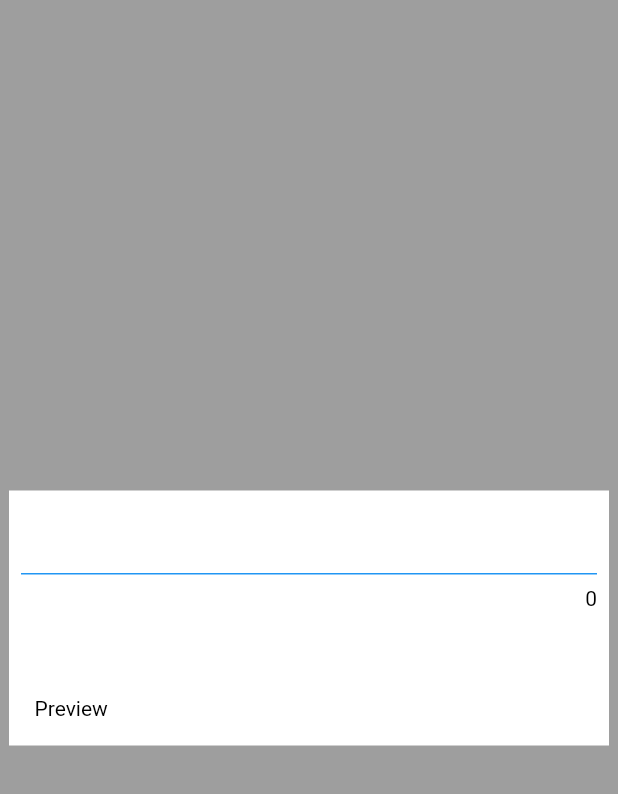
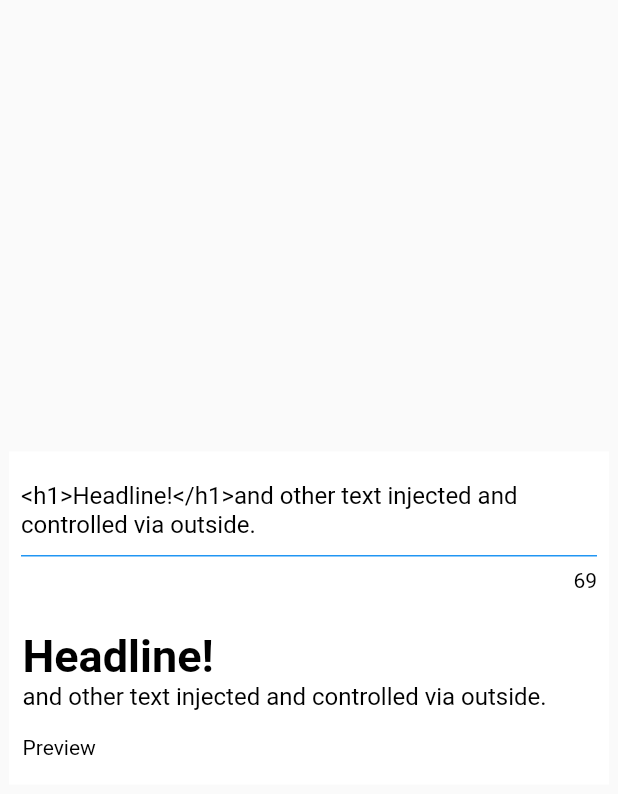
Before and after one commit to herrytco/Flutter-HTML-Editor, a Flutter app: the screen it shows after launch, on a phone screen of 412 x 824 dp. Shown: the top 794 px of the screen. Run offline on Flutter 3.47's test engine with Material 2 defaults, Android fonts, the phone set to English and light mode, and no system bars.

Commit message:
adjustments to controller and initialValue

```diff
--- /dev/null
+++ b/example/lib/external_controller.dart
@@ -0,0 +1,34 @@
+import 'package:flutter/material.dart';
+import 'package:light_html_editor/editor.dart';
+
+class ExternalControllerDemo extends StatefulWidget {
+  const ExternalControllerDemo({Key? key}) : super(key: key);
+
+  @override
+  _ExternalControllerDemoState createState() => _ExternalControllerDemoState();
+}
+
+class _ExternalControllerDemoState extends State<ExternalControllerDemo> {
+  final TextEditingController _controller = TextEditingController();
+
+  @override
+  void initState() {
+    _controller.text =
+        "<h1>Headline!</h1>and other text injected and controlled via outside.";
+    super.initState();
+  }
+
+  @override
+  Widget build(BuildContext context) {
+    return Scaffold(
+      body: Center(
+        child: SizedBox(
+          width: 400,
+          child: RichTextEditor(
+            controller: _controller,
+          ),
+        ),
+      ),
+    );
+  }
+}
--- a/example/lib/main.dart
+++ b/example/lib/main.dart
@@ -1,6 +1,5 @@
+import 'package:example/external_controller.dart';
 import 'package:flutter/material.dart';
-import 'package:light_html_editor/editor.dart';
-import 'package:light_html_editor/placeholder.dart';
 
 void main() {
   runApp(MyApp());
@@ -14,26 +13,7 @@ class MyApp extends StatelessWidget {
       theme: ThemeData(
         primarySwatch: Colors.blue,
       ),
-      home: Scaffold(
-        backgroundColor: Colors.grey,
-        body: Center(
-          child: SizedBox(
-            width: 400,
-            child: RichTextEditor(
-              placeholders: [
-                RichTextPlaceholder(
-                  "VAR",
-                  "Some longer text that got shortened!",
-                ),
-              ],
-              availableColors: ["#ff00ff"],
-              onChanged: (String html) {
-                // do something with the richtext
-              },
-            ),
-          ),
-        ),
-      ),
+      home: ExternalControllerDemo(),
     );
   }
 }
--- /dev/null
+++ b/example/lib/regular.dart
@@ -0,0 +1,30 @@
+import 'package:flutter/material.dart';
+import 'package:light_html_editor/light_html_editor.dart';
+
+class RegularExample extends StatelessWidget {
+  const RegularExample({Key? key}) : super(key: key);
+
+  @override
+  Widget build(BuildContext context) {
+    return Scaffold(
+      backgroundColor: Colors.grey,
+      body: Center(
+        child: SizedBox(
+          width: 400,
+          child: RichTextEditor(
+            placeholders: [
+              RichTextPlaceholder(
+                "VAR",
+                "Some longer text that got shortened!",
+              ),
+            ],
+            availableColors: ["#ff00ff"],
+            onChanged: (String html) {
+              // do something with the richtext
+            },
+          ),
+        ),
+      ),
+    );
+  }
+}
--- a/lib/editor.dart
+++ b/lib/editor.dart
@@ -90,9 +90,6 @@ class _RichTextEditorState extends State<RichTextEditor> {
   /// focusNode of the editor input field
   FocusNode _focusNode = FocusNode();
 
-  /// root of the parse-tree
-  DocumentNode? _node;
-
   /// handles visibility of editor-controls
   bool _areButtonsVisible = false;
 
@@ -100,7 +97,8 @@ class _RichTextEditorState extends State<RichTextEditor> {
   void initState() {
     if (widget.controller != null) _textEditingController = widget.controller!;
 
-    _textEditingController.text = widget.initialValue ?? "";
+    if (_textEditingController.text.isEmpty)
+      _textEditingController.text = widget.initialValue ?? "";
 
     _focusNode.addListener(() {
       setState(() {
@@ -109,9 +107,7 @@ class _RichTextEditorState extends State<RichTextEditor> {
     });
 
     _textEditingController.addListener(() {
-      setState(() {
-        _node = Parser().parse(_textEditingController.text);
-      });
+      setState(() {});
 
       widget.onChanged(_textEditingController.text);
     });
@@ -325,12 +321,12 @@ class _RichTextEditorState extends State<RichTextEditor> {
           ),
           if (widget.showPreview)
             Padding(
-              padding: const EdgeInsets.all(8.0),
-              child: RichtextRenderer(
-                root: _node,
+              padding: const EdgeInsets.symmetric(vertical: 8.0),
+              child: RichtextRenderer.fromRichtext(
+                _textEditingController.text,
+                rendererDecoration: widget.previewDecoration,
                 placeholders: widget.placeholders,
                 placeholderMarker: widget.placeholderMarker,
-                rendererDecoration: widget.previewDecoration,
               ),
             ),
         ],
--- a/lib/renderer.dart
+++ b/lib/renderer.dart
@@ -67,12 +67,16 @@ class RichtextRenderer extends StatelessWidget {
     int? maxLength,
     RendererDecoration rendererDecoration = const RendererDecoration(),
     bool ignoreLinebreaks = false,
+    String placeholderMarker = "\\\$",
+    List<RichTextPlaceholder> placeholders = const [],
   }) {
     return RichtextRenderer(
       root: Parser().parse(richtext),
       maxLength: maxLength,
       rendererDecoration: rendererDecoration,
       ignoreLinebreaks: ignoreLinebreaks,
+      placeholderMarker: placeholderMarker,
+      placeholders: placeholders,
     );
   }
 
@@ -184,17 +188,20 @@ class RichtextRenderer extends StatelessWidget {
         crossAxisAlignment: CrossAxisAlignment.start,
         mainAxisSize: MainAxisSize.min,
         children: [
-          Padding(
+          Container(
             padding: rendererDecoration.padding,
-            child: root != null
-                ? Container(
+            width: double.infinity,
             constraints: BoxConstraints(
               maxHeight: rendererDecoration.maxHeight != null
                   ? rendererDecoration.maxHeight!
                   : double.infinity,
             ),
             child: SingleChildScrollView(
-                      child: Column(
+              child: root != null &&
+                      root!.children.length == 0 &&
+                      root!.text.length == 0
+                  ? SizedBox()
+                  : Column(
                       crossAxisAlignment: CrossAxisAlignment.start,
                       mainAxisSize: MainAxisSize.min,
                       children: _renderText()
@@ -211,14 +218,10 @@ class RichtextRenderer extends StatelessWidget {
                           .toList(),
                     ),
             ),
-                  )
-                : SizedBox(
-                    child: Text(" "),
-                  ),
           ),
           if (rendererDecoration.label != null &&
               rendererDecoration.label!.isNotEmpty)
-            Padding(
+            Container(
               padding: rendererDecoration.padding,
               child: Text(
                 rendererDecoration.label!,
```
Lines whose indentation alone changed are shown as unchanged.
